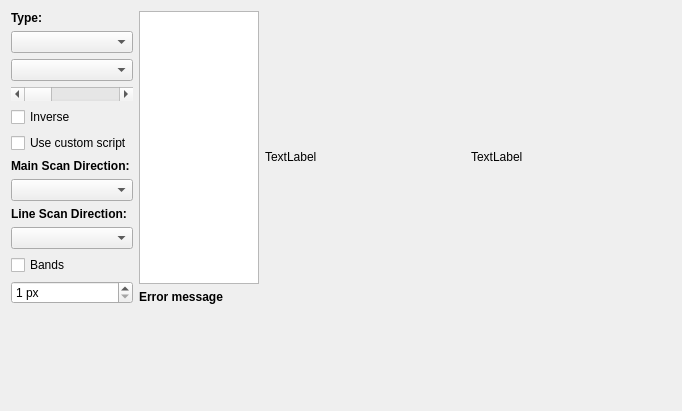
Qt form controls/setup/parts/prepare/setuptabprepare.ui (riuson/lcd-image-converter) before a commit.
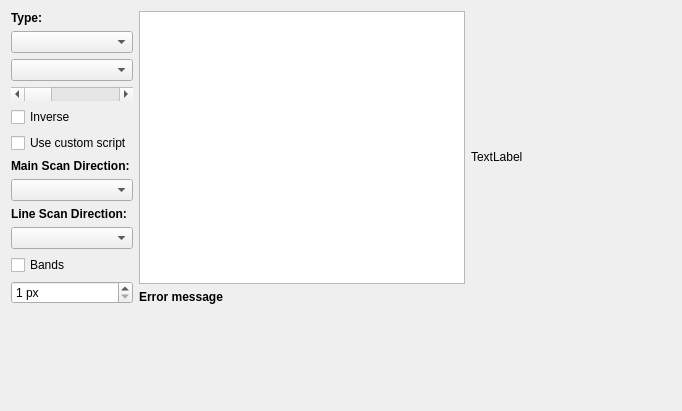
The same form after that commit.

Commit message: Removed old scanning preview

The edit to the form file:
```diff
--- a/controls/setup/parts/prepare/setuptabprepare.ui
+++ b/controls/setup/parts/prepare/setuptabprepare.ui
@@ -171,25 +171,6 @@
        </item>
       </layout>
      </item>
-     <item>
-      <widget class="QLabel" name="labelScanningOrder">
-       <property name="sizePolicy">
-        <sizepolicy hsizetype="Fixed" vsizetype="Fixed">
-         <horstretch>0</horstretch>
-         <verstretch>0</verstretch>
-        </sizepolicy>
-       </property>
-       <property name="minimumSize">
-        <size>
-         <width>200</width>
-         <height>200</height>
-        </size>
-       </property>
-       <property name="text">
-        <string notr="true">TextLabel</string>
-       </property>
-      </widget>
-     </item>
      <item>
       <widget class="QLabel" name="labelScanPreview">
        <property name="sizePolicy">
```
The commit also changes 7 other files.
